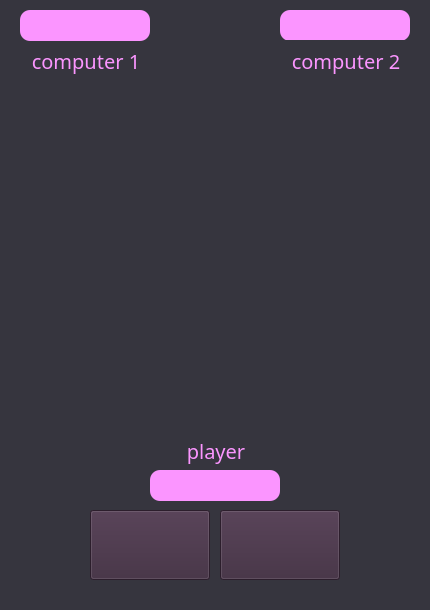
MahdiAhmadiKamal/PyLearn7-GUI, file PyLearn7-Assignment20/main_window.ui: the form before one commit.
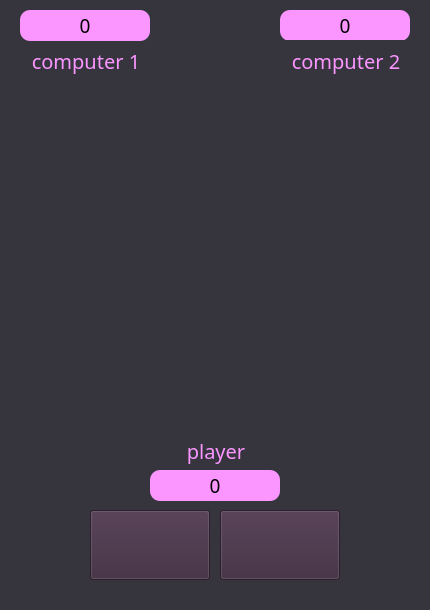
The form after the commit.

Diff of the .ui file:
```diff
--- a/PyLearn7-Assignment20/main_window.ui
+++ b/PyLearn7-Assignment20/main_window.ui
@@ -162,7 +162,7 @@
 border-radius:10px</string>
     </property>
     <property name="text">
-     <string/>
+     <string>0</string>
     </property>
    </widget>
    <widget class="QPushButton" name="score_player">
@@ -199,7 +199,7 @@
 border-radius:10px</string>
     </property>
     <property name="text">
-     <string/>
+     <string>0</string>
     </property>
    </widget>
    <widget class="QPushButton" name="btn_front_hand">
@@ -435,7 +435,7 @@
 border-radius:10px</string>
     </property>
     <property name="text">
-     <string/>
+     <string>0</string>
     </property>
    </widget>
    <widget class="QLabel" name="label_3">
```
